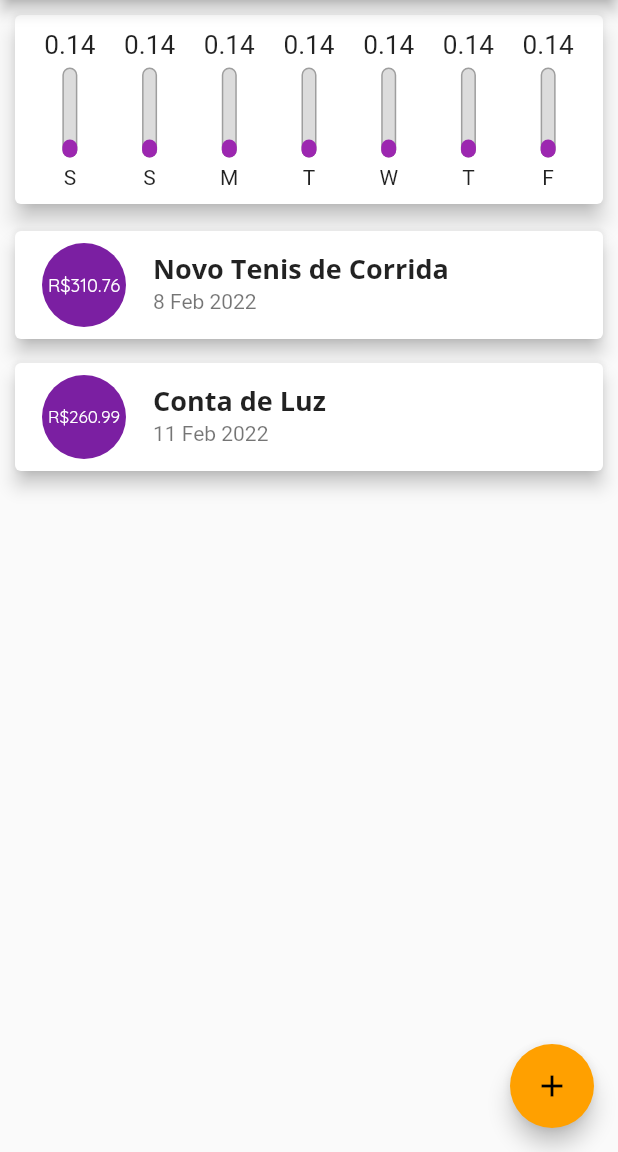
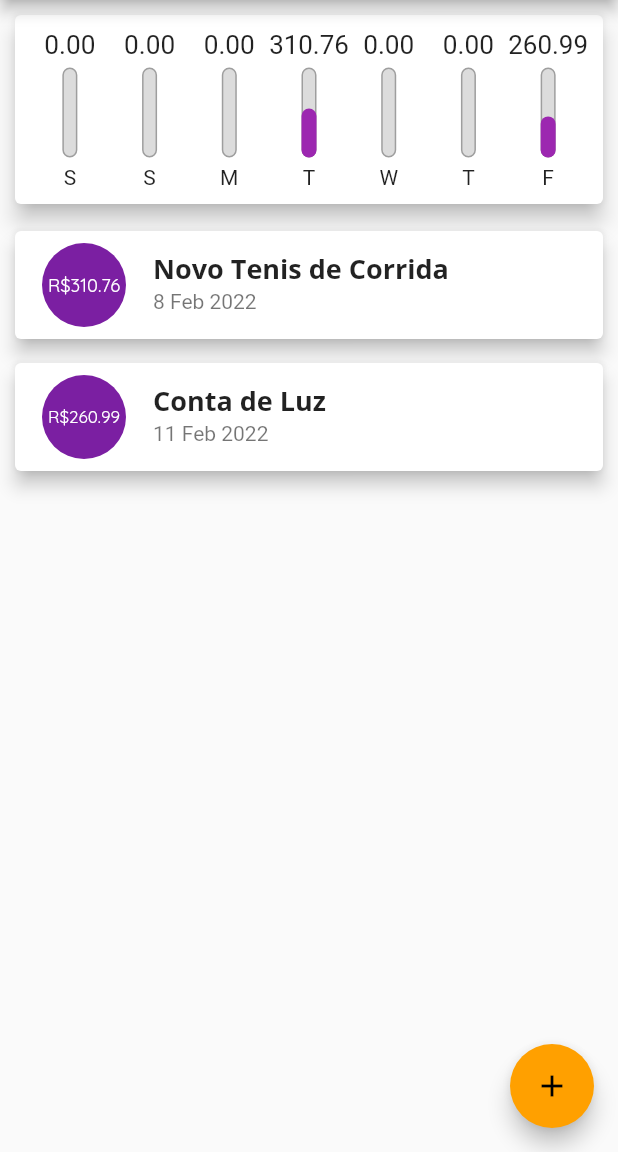
Before and after one commit to diegojaldim/expenses_app, a Flutter app: the screen it shows after launch, on a phone screen of 412 x 824 dp, the part 84-1236 px from its top. Run offline on Flutter 3.47's test engine with Material 2 defaults, Android fonts, the phone set to English and light mode, and no system bars.

Commit message:
Fix chart bar calculate

```diff
--- a/lib/components/chart.dart
+++ b/lib/components/chart.dart
@@ -4,22 +4,31 @@ import 'package:intl/intl.dart';
 import 'chart_bar.dart';
 
 class Chart extends StatelessWidget {
-
   final List<Transaction> recentTransactions;
 
-  const Chart(this.recentTransactions, { Key? key }) : super(key: key);
+  const Chart(this.recentTransactions, {Key? key}) : super(key: key);
 
   List<Map<String, Object>> get groupedTransactions {
     return List.generate(7, (index) {
       final weekDay = DateTime.now().subtract(
-        Duration(days: index)
+        Duration(days: index),
       );
 
       double totalSum = 0.0;
 
+      for (var i = 0; i < recentTransactions.length; i++) {
+        bool sameDay = recentTransactions[i].date.day == weekDay.day;
+        bool sameMonth = recentTransactions[i].date.month == weekDay.month;
+        bool sameYear = recentTransactions[i].date.year == weekDay.year;
+
+        if (sameDay && sameMonth && sameYear) {
+          totalSum += recentTransactions[i].value;
+        }
+      }
+
       return {
         'day': DateFormat.E().format(weekDay)[0],
-        'value': 1.99
+        'value': totalSum,
       };
     }).reversed.toList();
   }
@@ -41,13 +50,14 @@ class Chart extends StatelessWidget {
           mainAxisAlignment: MainAxisAlignment.spaceAround,
           children: groupedTransactions.map((tr) {
             return Flexible(
-              fit: FlexFit.tight,
-              child: ChartBar(
-                label: tr['day'].toString(),
-                value: ((tr['value'] as double) / _weekTotalValue).toStringAsFixed(2),
-                percentage: 0.2
-              ),
-            );
+                fit: FlexFit.tight,
+                child: ChartBar(
+                  label: tr['day'].toString(),
+                  value: tr['value'] as double,
+                  percentage: _weekTotalValue == 0
+                      ? 0
+                      : (tr['value'] as double) / _weekTotalValue,
+                ));
           }).toList(),
         ),
       ),
--- a/lib/components/chart_bar.dart
+++ b/lib/components/chart_bar.dart
@@ -1,10 +1,9 @@
 import 'package:flutter/material.dart';
 
 class ChartBar extends StatelessWidget {
-
   final String label;
 
-  final String value;
+  final double value;
 
   final double percentage;
 
@@ -12,7 +11,7 @@ class ChartBar extends StatelessWidget {
     required this.label,
     required this.value,
     required this.percentage,
-    Key? key
+    Key? key,
   }) : super(key: key);
 
   @override
@@ -21,17 +20,13 @@ class ChartBar extends StatelessWidget {
       children: <Widget>[
         Container(
           height: 20,
-          child: FittedBox(
-            child: Text('$value')
-          ),
+          child: FittedBox(child: Text('${value.toStringAsFixed(2)}')),
         ),
         SizedBox(height: 5),
         Container(
           height: 60,
           width: 10,
-          child: Stack(
-            alignment: Alignment.bottomCenter,
-            children: <Widget>[
+          child: Stack(alignment: Alignment.bottomCenter, children: <Widget>[
             Container(
               decoration: BoxDecoration(
                 border: Border.all(
@@ -51,8 +46,7 @@ class ChartBar extends StatelessWidget {
                 ),
               ),
             ),
-            ]
-          ),
+          ]),
         ),
         SizedBox(height: 5),
         Text(label)
```
Also changed, not shown: lib/main.dart (+8 -2 lines). Lines whose indentation alone changed are shown as unchanged.
